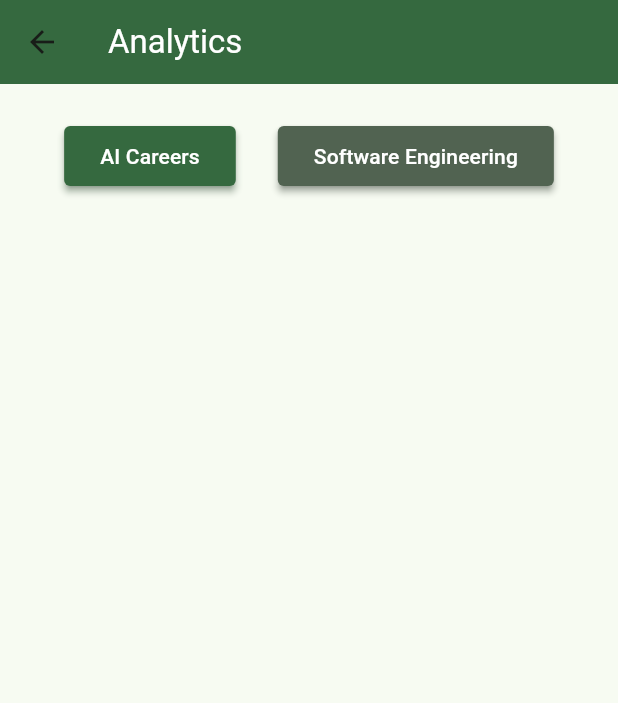
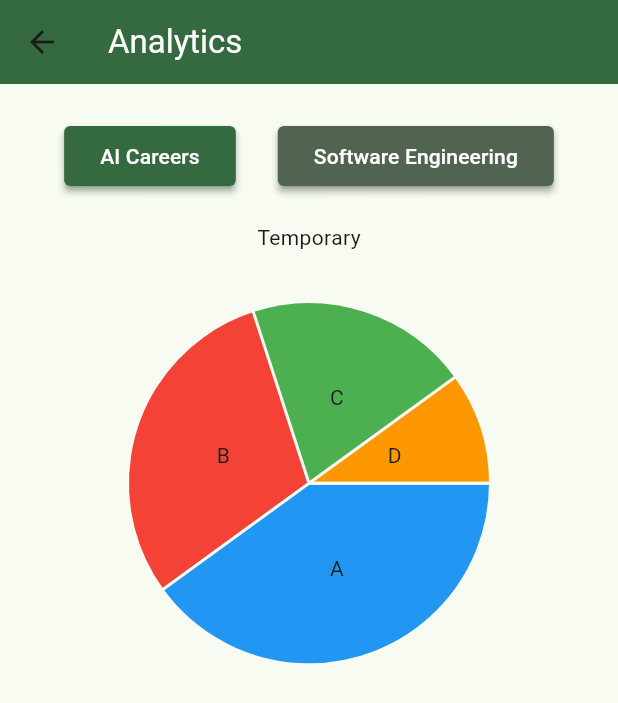
Before and after one commit to ZBramblett/Jobs-Market-and-Salaries-Application, a Flutter app: the GraphicsPageScreen screen opened directly, on a phone screen of 412 x 824 dp. Shown: the top 703 px of the screen. Run offline on Flutter 3.47's test engine with Material 3 defaults, Android fonts, the phone set to English and light mode, and no system bars; drawn by our look-alikes of fl_chart; our stand-ins replace firebase_auth, firebase_core, google_sign_in; accounts and stored records are empty.

Commit message:
Add placeholder data for line chart

```diff
--- a/lib/view/graphics_page.dart
+++ b/lib/view/graphics_page.dart
@@ -1,4 +1,6 @@
 import 'package:finalexam_salaries/view/UI_functions.dart';
+import 'package:finalexam_salaries/widgets/pie_chart_widget.dart';
+import 'package:fl_chart/fl_chart.dart';
 import 'package:flutter/material.dart';
 
 class GraphicsPageScreen extends StatefulWidget {
@@ -11,6 +13,25 @@ class GraphicsPageScreen extends StatefulWidget {
 class _GraphicsPageScreenState extends State<GraphicsPageScreen> {
 
   String currentDataSet = 'ai';
+  String currentStyle = 'distribution';
+
+  //TEMPORARY these values are here for testing purposes
+  final List<PieChartSectionData> placeHolderData = [
+    PieChartSectionData(value: 40, color: Colors.blue, title: 'A', radius: 120),
+    PieChartSectionData(value: 30, color: Colors.red, title: 'B', radius: 120),
+    PieChartSectionData(value: 20, color: Colors.green, title: 'C', radius: 120),
+    PieChartSectionData(value: 10, color: Colors.orange, title: 'D', radius: 120),
+  ];
+
+  //TEMPORARY these values are here for testing purposes
+  final List<FlSpot> placeHolderLineData = const [
+    FlSpot(0, 80000),
+    FlSpot(1, 95000),
+    FlSpot(2, 110000),
+    FlSpot(3, 105000),
+    FlSpot(4, 130000),
+    FlSpot(5, 145000),
+  ];
 
   @override
   void initState() {
@@ -33,9 +54,10 @@ class _GraphicsPageScreenState extends State<GraphicsPageScreen> {
             style: TextStyle(color: Theme.of(context).colorScheme.onPrimary),
           ),
         ),
-        body: Column(
+        body: SingleChildScrollView(
+          child:Column(
             children: [
-            SizedBox(height: 20,),
+              SizedBox(height: 20),
               Row(
                 mainAxisAlignment: MainAxisAlignment.center,
                 children: [
@@ -56,11 +78,15 @@ class _GraphicsPageScreenState extends State<GraphicsPageScreen> {
                       setState(() {
                         currentDataSet = 'se';
                       });
-                  }
+                    },
                   ),
                 ],
-            )
+              ),
+              PieChartWidget(title: "Temporary",
+                  sections: placeHolderData,
+                ),
             ],
+          ),
         ),
       ),
     );
```
Lines whose indentation alone changed are shown as unchanged.
